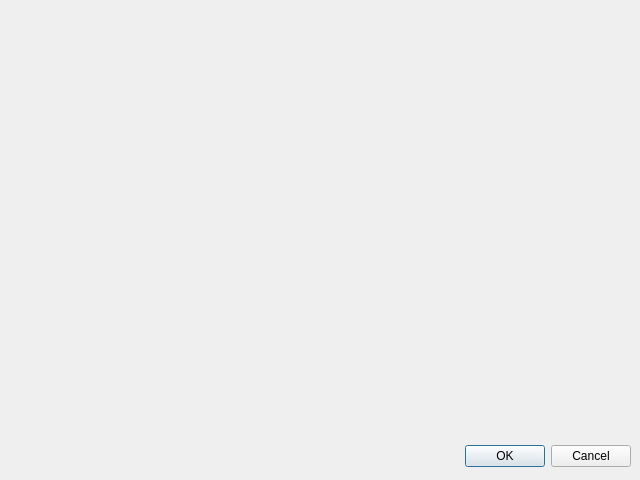
Above: dialogbox.ui from briantobin256/Static-File-Analysis-Tool before the change. Below: the same form after it.
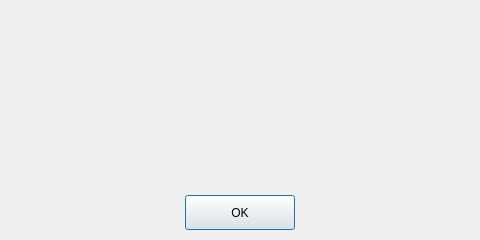
That is the form after the change.

Diff of the .ui file:
```diff
--- a/dialogbox.ui
+++ b/dialogbox.ui
@@ -5,27 +5,36 @@
    <rect>
     <x>0</x>
     <y>0</y>
-    <width>640</width>
-    <height>480</height>
+    <width>480</width>
+    <height>240</height>
    </rect>
   </property>
+  <property name="minimumSize">
+   <size>
+    <width>480</width>
+    <height>240</height>
+   </size>
+  </property>
+  <property name="maximumSize">
+   <size>
+    <width>480</width>
+    <height>240</height>
+   </size>
+  </property>
   <property name="windowTitle">
    <string>Dialog</string>
   </property>
-  <widget class="QDialogButtonBox" name="buttonBox">
+  <widget class="QPushButton" name="pushButton">
    <property name="geometry">
     <rect>
-     <x>10</x>
-     <y>440</y>
-     <width>621</width>
-     <height>32</height>
+     <x>185</x>
+     <y>195</y>
+     <width>110</width>
+     <height>35</height>
     </rect>
    </property>
-   <property name="orientation">
-    <enum>Qt::Horizontal</enum>
-   </property>
-   <property name="standardButtons">
-    <set>QDialogButtonBox::Cancel|QDialogButtonBox::Ok</set>
+   <property name="text">
+    <string>OK</string>
    </property>
   </widget>
  </widget>
```
Left out of the diff: 36 changed lines with no effect on the pictures.
